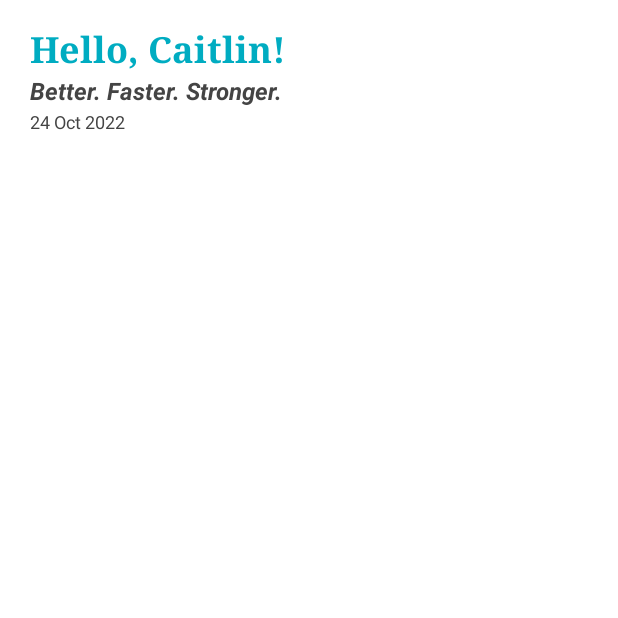
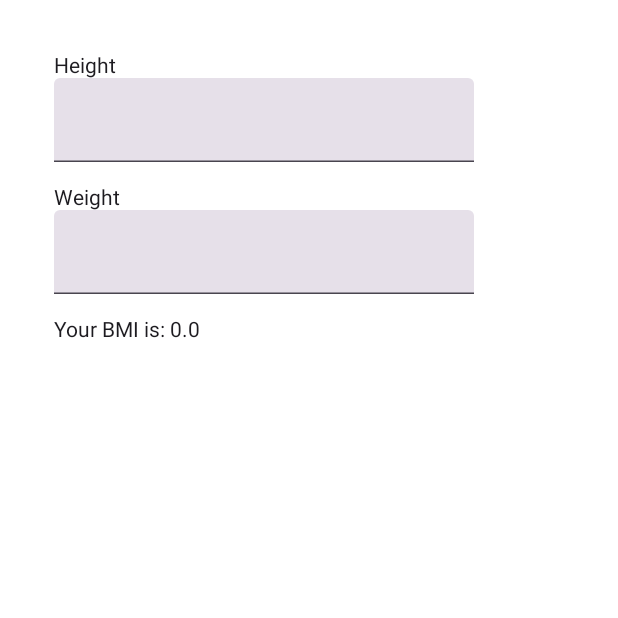
Before and after one commit to nicolegeorgieva/weight-tracker-android, an Android app built with Jetpack Compose: the screen it shows after launch (MainActivity), on a phone screen of 412 x 824 dp, the top half of it. Run offline under Robolectric (Android 15) with nearby library versions, the light colour scheme and no system bars.

Commit message:
Implement BMI calculator

```diff
--- /dev/null
+++ b/app/src/main/java/com/weighttracker/BmiScreen.kt
@@ -0,0 +1,49 @@
+package com.weighttracker
+
+import androidx.compose.foundation.background
+import androidx.compose.foundation.layout.*
+import androidx.compose.material3.Text
+import androidx.compose.runtime.*
+import androidx.compose.ui.Modifier
+import androidx.compose.ui.graphics.Color
+import androidx.compose.ui.unit.dp
+import com.weighttracker.component.NumberInputField
+
+@Composable
+fun BmiScreen() {
+    Column(
+        modifier = Modifier
+            .fillMaxSize()
+            .background(color = Color.White)
+            .padding(horizontal = 36.dp, vertical = 36.dp)
+    ) {
+        Text(text = "Height")
+        var heightInput by remember { mutableStateOf(1.0) }
+        NumberInputField(
+            onNumberEnter = {
+                if (it != null) {
+                    heightInput = it
+                }
+            }
+        )
+
+        Spacer(modifier = Modifier.height(16.dp))
+
+        Text(text = "Weight")
+        var weightInput by remember { mutableStateOf(0.0) }
+        NumberInputField(
+            onNumberEnter = {
+                if (it != null) {
+                    weightInput = it
+                }
+            }
+        )
+
+        Spacer(modifier = Modifier.height(16.dp))
+        Text(text = "Your BMI is: ${bmi(height = heightInput, weight = weightInput)}")
+    }
+}
+
+private fun bmi(height: Double, weight: Double): Double {
+    return weight / (height * height)
+}
--- a/app/src/main/java/com/weighttracker/MainActivity.kt
+++ b/app/src/main/java/com/weighttracker/MainActivity.kt
@@ -9,7 +9,7 @@ class MainActivity : ComponentActivity() {
         super.onCreate(savedInstanceState)
         setContent {
             AppTheme {
-                MainScreen()
+                BmiScreen()
             }
         }
     }
--- /dev/null
+++ b/app/src/main/java/com/weighttracker/component/NumberInputField.kt
@@ -0,0 +1,25 @@
+package com.weighttracker.component
+
+import androidx.compose.foundation.text.KeyboardOptions
+import androidx.compose.material3.TextField
+import androidx.compose.runtime.*
+import androidx.compose.ui.text.input.KeyboardType
+
+@Composable
+fun NumberInputField(
+    onNumberEnter: (Double?) -> Unit
+) {
+    var currentText by remember {
+        mutableStateOf("")
+    }
+    TextField(
+        value = currentText,
+        onValueChange = {
+            currentText = it
+            onNumberEnter(it.toDoubleOrNull())
+        },
+        keyboardOptions = KeyboardOptions.Default.copy(
+            keyboardType = KeyboardType.Number
+        )
+    )
+}
```
